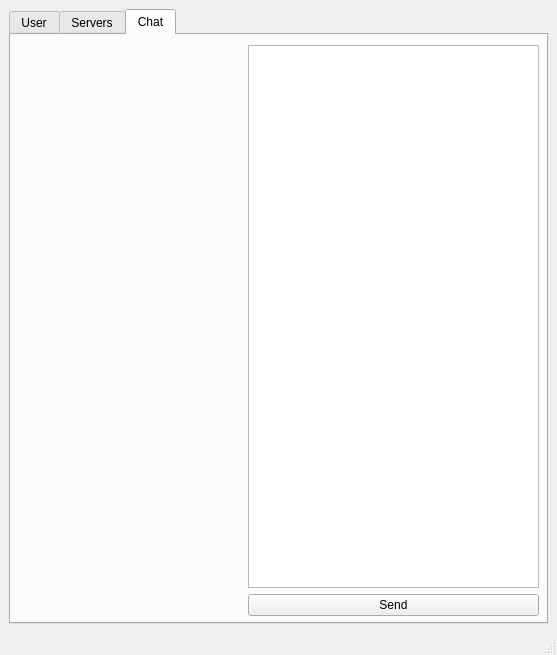
LightDashing/Async-RSA-Chat, file main_interface.ui: the form before one commit.
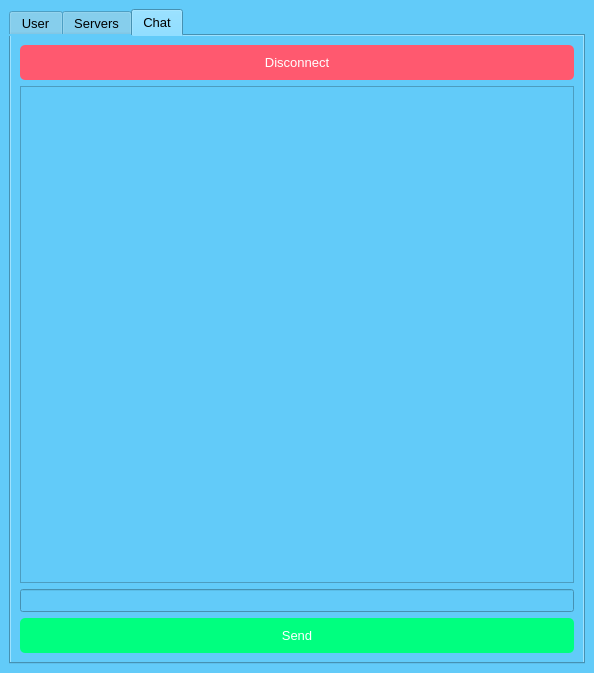
The form after the commit. The open tabs and pages were chosen to show the change.

Diff of the .ui file:
```diff
--- a/main_interface.ui
+++ b/main_interface.ui
@@ -6,13 +6,16 @@
    <rect>
     <x>0</x>
     <y>0</y>
-    <width>557</width>
-    <height>655</height>
+    <width>594</width>
+    <height>673</height>
    </rect>
   </property>
   <property name="windowTitle">
    <string>RSA Chat</string>
   </property>
+  <property name="styleSheet">
+   <string notr="true">background: #62cbf9</string>
+  </property>
   <widget class="QWidget" name="centralwidget">
    <layout class="QVBoxLayout" name="verticalLayout_2">
     <item>
@@ -33,7 +36,7 @@
        <bool>false</bool>
       </property>
       <property name="styleSheet">
-       <string notr="true"/>
+       <string notr="true">font-family: 'Google Sans'; font-size: 13px</string>
       </property>
       <property name="tabPosition">
        <enum>QTabWidget::North</enum>
@@ -310,18 +313,24 @@
        <attribute name="title">
         <string>Chat</string>
        </attribute>
-       <widget class="QWidget" name="layoutWidget">
-        <property name="geometry">
-         <rect>
-          <x>237</x>
-          <y>10</y>
-          <width>291</width>
-          <height>571</height>
-         </rect>
-        </property>
+       <layout class="QVBoxLayout" name="verticalLayout_8">
+        <item>
         <layout class="QVBoxLayout" name="verticalLayout_3">
          <item>
-          <widget class="QPlainTextEdit" name="plainTextEdit">
+           <widget class="QPushButton" name="disconnect_server_button">
+            <property name="styleSheet">
+             <string notr="true">background:rgb(255, 89, 111);
+color: #fff;
+padding: 10px;
+border-radius: 5px;</string>
+            </property>
+            <property name="text">
+             <string>Disconnect</string>
+            </property>
+           </widget>
+          </item>
+          <item>
+           <widget class="QPlainTextEdit" name="message_box">
            <property name="frameShape">
             <enum>QFrame::StyledPanel</enum>
            </property>
@@ -331,20 +340,30 @@
           </widget>
          </item>
          <item>
-          <widget class="QPushButton" name="pushButton_3">
+           <widget class="QLineEdit" name="message_input"/>
+          </item>
+          <item>
+           <widget class="QPushButton" name="send_message_button">
+            <property name="styleSheet">
+             <string notr="true">background :rgb(0, 255, 127);
+
+    color: #fff;
+    padding: 10px;
+    border-radius: 5px;</string>
+            </property>
            <property name="text">
             <string>Send</string>
            </property>
           </widget>
          </item>
         </layout>
-       </widget>
-      </widget>
-     </widget>
+        </item>
+       </layout>
+      </widget>
+     </widget>
     </item>
    </layout>
   </widget>
-  <widget class="QStatusBar" name="statusbar"/>
  </widget>
  <resources/>
  <connections/>
```
Left out of the diff: 70 changed lines with no effect on the pictures. Lines whose indentation alone changed are shown as unchanged.
